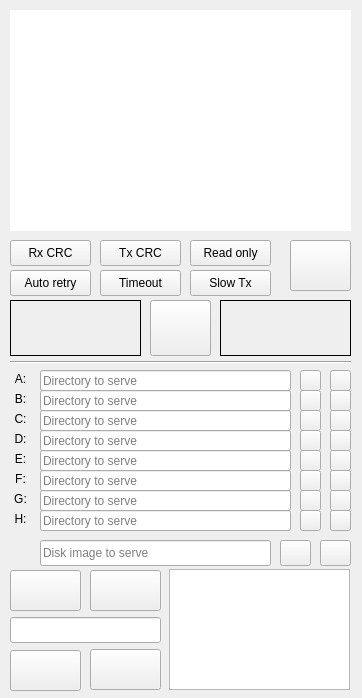
Qt form server/MainWindow.ui (louthrax/MSXJIO) before a commit.
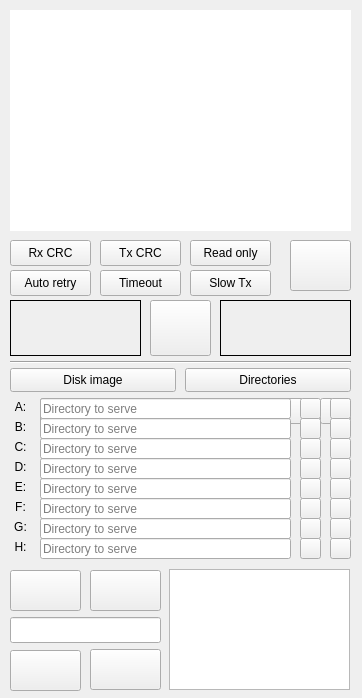
The same form after that commit. Icons and pictures are not drawn.

Commit message: Enable hybrid kernel to adapt to server mode (disk image or RFS) and add read-only support

Patch:
```diff
--- a/server/MainWindow.ui
+++ b/server/MainWindow.ui
@@ -55,7 +55,7 @@
        <property name="geometry">
         <rect>
          <x>280</x>
-         <y>540</y>
+         <y>398</y>
          <width>31</width>
          <height>26</height>
         </rect>
@@ -111,7 +111,7 @@
        <property name="geometry">
         <rect>
          <x>40</x>
-         <y>540</y>
+         <y>398</y>
          <width>231</width>
          <height>26</height>
         </rect>
@@ -420,7 +420,7 @@
        <property name="geometry">
         <rect>
          <x>320</x>
-         <y>540</y>
+         <y>398</y>
          <width>31</width>
          <height>26</height>
         </rect>
@@ -440,7 +440,7 @@
        <property name="geometry">
         <rect>
          <x>10</x>
-         <y>540</y>
+         <y>398</y>
          <width>26</width>
          <height>26</height>
         </rect>
@@ -472,7 +472,7 @@
        <property name="geometry">
         <rect>
          <x>40</x>
-         <y>370</y>
+         <y>398</y>
          <width>251</width>
          <height>21</height>
         </rect>
@@ -485,7 +485,7 @@
        <property name="geometry">
         <rect>
          <x>40</x>
-         <y>430</y>
+         <y>458</y>
          <width>251</width>
          <height>21</height>
         </rect>
@@ -498,7 +498,7 @@
        <property name="geometry">
         <rect>
          <x>40</x>
-         <y>390</y>
+         <y>418</y>
          <width>251</width>
          <height>21</height>
         </rect>
@@ -511,7 +511,7 @@
        <property name="geometry">
         <rect>
          <x>40</x>
-         <y>410</y>
+         <y>438</y>
          <width>251</width>
          <height>21</height>
         </rect>
@@ -524,7 +524,7 @@
        <property name="geometry">
         <rect>
          <x>40</x>
-         <y>450</y>
+         <y>478</y>
          <width>251</width>
          <height>21</height>
         </rect>
@@ -537,7 +537,7 @@
        <property name="geometry">
         <rect>
          <x>40</x>
-         <y>470</y>
+         <y>498</y>
          <width>251</width>
          <height>21</height>
         </rect>
@@ -550,7 +550,7 @@
        <property name="geometry">
         <rect>
          <x>40</x>
-         <y>490</y>
+         <y>518</y>
          <width>251</width>
          <height>21</height>
         </rect>
@@ -563,7 +563,7 @@
        <property name="geometry">
         <rect>
          <x>40</x>
-         <y>510</y>
+         <y>538</y>
          <width>251</width>
          <height>21</height>
         </rect>
@@ -576,7 +576,7 @@
        <property name="geometry">
         <rect>
          <x>10</x>
-         <y>370</y>
+         <y>398</y>
          <width>21</width>
          <height>17</height>
         </rect>
@@ -592,7 +592,7 @@
        <property name="geometry">
         <rect>
          <x>10</x>
-         <y>390</y>
+         <y>418</y>
          <width>21</width>
          <height>17</height>
         </rect>
@@ -608,7 +608,7 @@
        <property name="geometry">
         <rect>
          <x>10</x>
-         <y>410</y>
+         <y>438</y>
          <width>21</width>
          <height>17</height>
         </rect>
@@ -624,7 +624,7 @@
        <property name="geometry">
         <rect>
          <x>10</x>
-         <y>430</y>
+         <y>458</y>
          <width>21</width>
          <height>17</height>
         </rect>
@@ -640,7 +640,7 @@
        <property name="geometry">
         <rect>
          <x>10</x>
-         <y>450</y>
+         <y>478</y>
          <width>21</width>
          <height>17</height>
         </rect>
@@ -656,7 +656,7 @@
        <property name="geometry">
         <rect>
          <x>10</x>
-         <y>470</y>
+         <y>498</y>
          <width>21</width>
          <height>17</height>
         </rect>
@@ -672,7 +672,7 @@
        <property name="geometry">
         <rect>
          <x>10</x>
-         <y>490</y>
+         <y>518</y>
          <width>21</width>
          <height>17</height>
         </rect>
@@ -688,7 +688,7 @@
        <property name="geometry">
         <rect>
          <x>10</x>
-         <y>510</y>
+         <y>538</y>
          <width>21</width>
          <height>17</height>
         </rect>
@@ -704,7 +704,7 @@
        <property name="geometry">
         <rect>
          <x>300</x>
-         <y>370</y>
+         <y>398</y>
          <width>21</width>
          <height>21</height>
         </rect>
@@ -724,7 +724,7 @@
        <property name="geometry">
         <rect>
          <x>300</x>
-         <y>390</y>
+         <y>418</y>
          <width>21</width>
          <height>21</height>
         </rect>
@@ -744,7 +744,7 @@
        <property name="geometry">
         <rect>
          <x>300</x>
-         <y>410</y>
+         <y>438</y>
          <width>21</width>
          <height>21</height>
         </rect>
@@ -764,7 +764,7 @@
        <property name="geometry">
         <rect>
          <x>300</x>
-         <y>430</y>
+         <y>458</y>
          <width>21</width>
          <height>21</height>
         </rect>
@@ -784,7 +784,7 @@
        <property name="geometry">
         <rect>
          <x>300</x>
-         <y>450</y>
+         <y>478</y>
          <width>21</width>
          <height>21</height>
         </rect>
@@ -804,7 +804,7 @@
        <property name="geometry">
         <rect>
          <x>300</x>
-         <y>470</y>
+         <y>498</y>
          <width>21</width>
          <height>21</height>
         </rect>
@@ -824,7 +824,7 @@
        <property name="geometry">
         <rect>
          <x>300</x>
-         <y>490</y>
+         <y>518</y>
          <width>21</width>
          <height>21</height>
         </rect>
@@ -844,7 +844,7 @@
        <property name="geometry">
         <rect>
          <x>300</x>
-         <y>510</y>
+         <y>538</y>
          <width>21</width>
          <height>21</height>
         </rect>
@@ -864,7 +864,7 @@
        <property name="geometry">
         <rect>
          <x>330</x>
-         <y>370</y>
+         <y>398</y>
          <width>21</width>
          <height>21</height>
         </rect>
@@ -884,7 +884,7 @@
        <property name="geometry">
         <rect>
          <x>330</x>
-         <y>390</y>
+         <y>418</y>
          <width>21</width>
          <height>21</height>
         </rect>
@@ -904,7 +904,7 @@
        <property name="geometry">
         <rect>
          <x>330</x>
-         <y>410</y>
+         <y>438</y>
          <width>21</width>
          <height>21</height>
         </rect>
@@ -924,7 +924,7 @@
        <property name="geometry">
         <rect>
          <x>330</x>
-         <y>430</y>
+         <y>458</y>
          <width>21</width>
          <height>21</height>
         </rect>
@@ -944,7 +944,7 @@
        <property name="geometry">
         <rect>
          <x>330</x>
-         <y>450</y>
+         <y>478</y>
          <width>21</width>
          <height>21</height>
         </rect>
@@ -964,7 +964,7 @@
        <property name="geometry">
         <rect>
          <x>330</x>
-         <y>470</y>
+         <y>498</y>
          <width>21</width>
          <height>21</height>
         </rect>
@@ -984,7 +984,7 @@
        <property name="geometry">
         <rect>
          <x>330</x>
-         <y>490</y>
+         <y>518</y>
          <width>21</width>
          <height>21</height>
         </rect>
@@ -1004,7 +1004,7 @@
        <property name="geometry">
         <rect>
          <x>330</x>
-         <y>510</y>
+         <y>538</y>
          <width>21</width>
          <height>21</height>
         </rect>
@@ -1020,6 +1020,58 @@
         </size>
        </property>
       </widget>
+      <widget class="QPushButton" name="serveImageButton">
+       <property name="geometry">
+        <rect>
+         <x>10</x>
+         <y>368</y>
+         <width>166</width>
+         <height>24</height>
+        </rect>
+       </property>
+       <property name="text">
+        <string>Disk image</string>
+       </property>
+       <property name="icon">
+        <iconset resource="Icons.qrc">
+         <normaloff>:/icons/hardDisk.svg</normaloff>:/icons/hardDisk.svg</iconset>
+       </property>
+       <property name="iconSize">
+        <size>
+         <width>18</width>
+         <height>18</height>
+        </size>
+       </property>
+       <property name="checkable">
+        <bool>true</bool>
+       </property>
+      </widget>
+      <widget class="QPushButton" name="serveDirectoriesButton">
+       <property name="geometry">
+        <rect>
+         <x>185</x>
+         <y>368</y>
+         <width>166</width>
+         <height>24</height>
+        </rect>
+       </property>
+       <property name="text">
+        <string>Directories</string>
+       </property>
+       <property name="icon">
+        <iconset resource="Icons.qrc">
+         <normaloff>:/icons/openFile.svg</normaloff>:/icons/openFile.svg</iconset>
+       </property>
+       <property name="iconSize">
+        <size>
+         <width>18</width>
+         <height>18</height>
+        </size>
+       </property>
+       <property name="checkable">
+        <bool>true</bool>
+       </property>
+      </widget>
      </widget>
     </item>
    </layout>
```
The commit also changes 14 other files.
